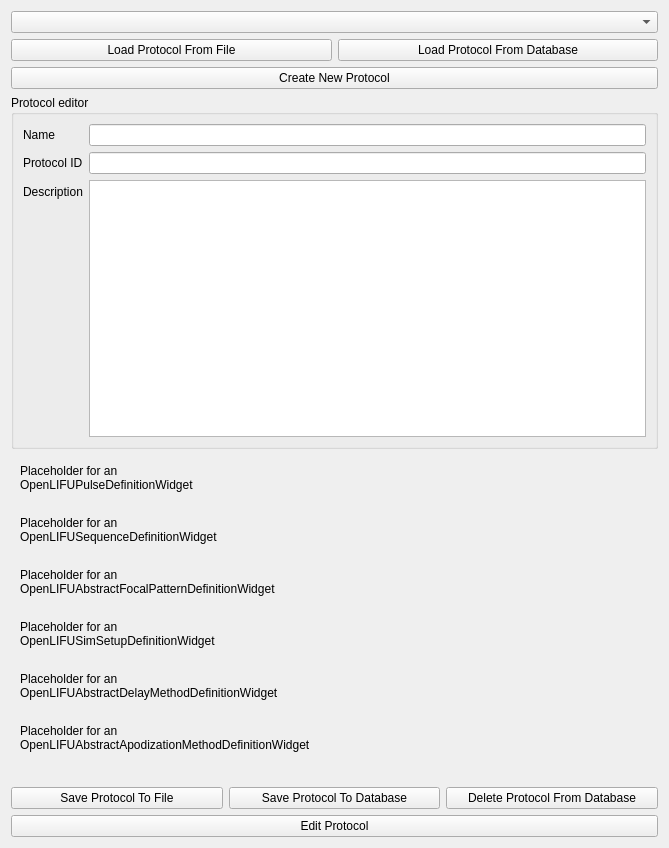
OpenwaterHealth/SlicerOpenLIFU, file OpenLIFUProtocolConfig/Resources/UI/OpenLIFUProtocolConfig.ui: the form before one commit.
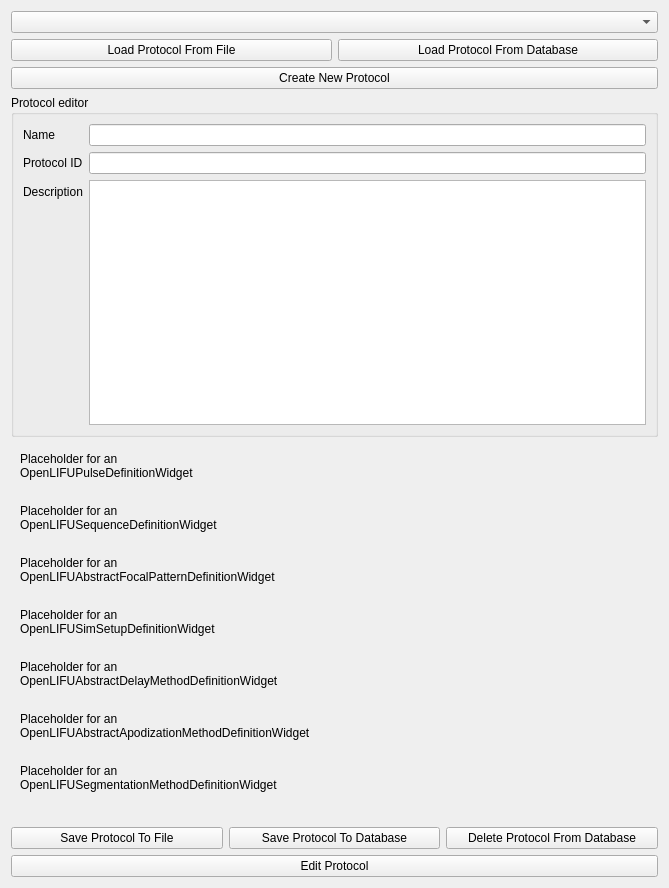
The form after the commit. Custom widgets are drawn as their Qt base class.

Commit message: Support dynamic tuple types in widget creation (#165)

What changed in the file:
```diff
--- a/OpenLIFUProtocolConfig/Resources/UI/OpenLIFUProtocolConfig.ui
+++ b/OpenLIFUProtocolConfig/Resources/UI/OpenLIFUProtocolConfig.ui
@@ -7,7 +7,7 @@
     <x>0</x>
     <y>0</y>
     <width>669</width>
-    <height>848</height>
+    <height>888</height>
    </rect>
   </property>
   <layout class="QVBoxLayout" name="protocolConfigLayout">
@@ -209,6 +209,20 @@
         </layout>
        </widget>
       </item>
+      <item>
+       <widget class="QWidget" name="segmentationMethodDefinitionWidgetPlaceholder" native="true">
+        <layout class="QVBoxLayout" name="verticalLayout_13">
+         <item>
+          <widget class="QLabel" name="segmentationMethodDefinitionWidgetPlaceholderLabel">
+           <property name="text">
+            <string>Placeholder for an
+OpenLIFUSegmentationMethodDefinitionWidget</string>
+           </property>
+          </widget>
+         </item>
+        </layout>
+       </widget>
+      </item>
       <item>
        <widget class="QLabel" name="saveStateLabel">
         <property name="alignment">
```
The commit also changes 1 other file.
